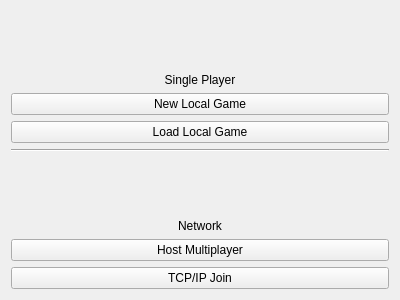
The window that forms/launcher.ui (Tarinaky/DuelFieldStars) describes before a commit, drawn with Qt 5.
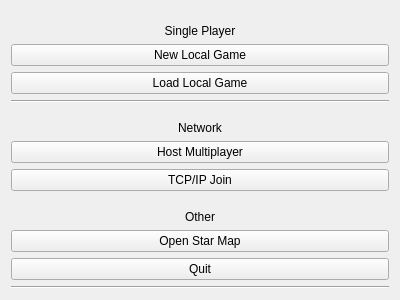
The same window after the commit.

Commit message: Prototyping methods for loading star map from csv and displaying them using opengl.

```diff
--- a/forms/launcher.ui
+++ b/forms/launcher.ui
@@ -83,6 +83,37 @@
        </property>
       </widget>
      </item>
+     <item>
+      <widget class="QLabel" name="label">
+       <property name="text">
+        <string>Other</string>
+       </property>
+       <property name="alignment">
+        <set>Qt::AlignBottom|Qt::AlignHCenter</set>
+       </property>
+      </widget>
+     </item>
+     <item>
+      <widget class="QPushButton" name="buttonOpenStarMap">
+       <property name="text">
+        <string>Open Star Map</string>
+       </property>
+      </widget>
+     </item>
+     <item>
+      <widget class="QPushButton" name="buttonQuit">
+       <property name="text">
+        <string>Quit</string>
+       </property>
+      </widget>
+     </item>
+     <item>
+      <widget class="Line" name="line_2">
+       <property name="orientation">
+        <enum>Qt::Horizontal</enum>
+       </property>
+      </widget>
+     </item>
     </layout>
    </item>
   </layout>
```
The commit also changes 3 other files.
